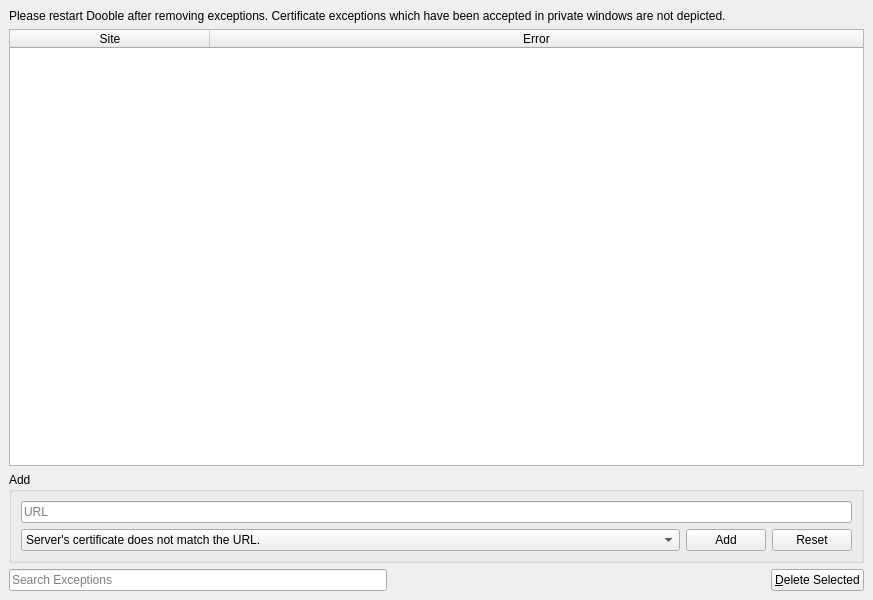
Qt form 2.x/UI/dooble_certificate_exceptions.ui (textbrowser/dooble) before a commit.
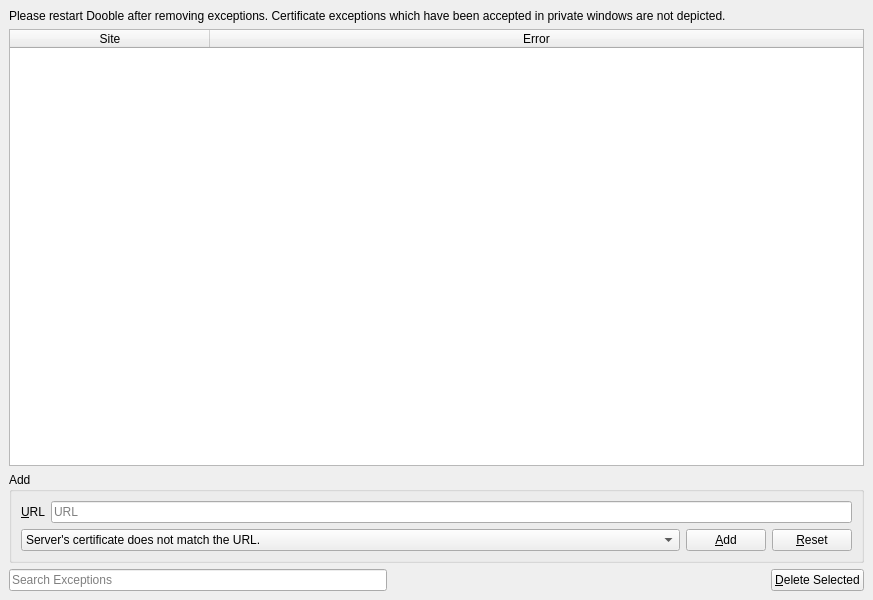
The same form after that commit. Icons and pictures are not drawn. Custom widgets are drawn as their Qt base class.

Patch:
```diff
--- a/2.x/UI/dooble_certificate_exceptions.ui
+++ b/2.x/UI/dooble_certificate_exceptions.ui
@@ -77,6 +77,18 @@
       </property>
       <layout class="QVBoxLayout" name="verticalLayout_2">
        <item>
+        <layout class="QHBoxLayout" name="horizontalLayout_3">
+         <item>
+          <widget class="QLabel" name="label_2">
+           <property name="text">
+            <string>&amp;URL</string>
+           </property>
+           <property name="buddy">
+            <cstring>url</cstring>
+           </property>
+          </widget>
+         </item>
+         <item>
         <widget class="QLineEdit" name="url">
          <property name="placeholderText">
           <string>URL</string>
@@ -86,6 +98,8 @@
          </property>
         </widget>
        </item>
+        </layout>
+       </item>
        <item>
         <layout class="QHBoxLayout" name="horizontalLayout_2">
          <item>
@@ -124,7 +138,7 @@
             </sizepolicy>
            </property>
            <property name="text">
-            <string>Add</string>
+            <string>&amp;Add</string>
            </property>
           </widget>
          </item>
@@ -137,7 +151,7 @@
             </sizepolicy>
            </property>
            <property name="text">
-            <string>Reset</string>
+            <string>&amp;Reset</string>
            </property>
           </widget>
          </item>
```
Lines whose indentation alone changed are shown as unchanged.
